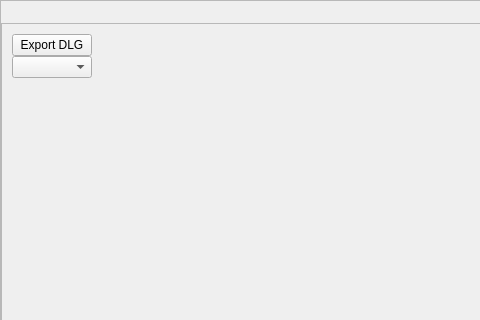
This is src/gui/ui/main.ui in LaM0uette/MyDLG as Qt 5 draws it before an edit; both pictures show x 0 to 480 and y 0 to 320 of the 1057 by 775 pixel window. The edited form follows.
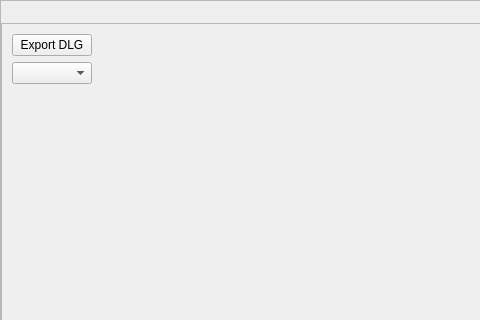
This is the edited form.

Commit message: MyDlg page accueil - ui - cb

What changed in the file:
```diff
--- a/src/gui/ui/main.ui
+++ b/src/gui/ui/main.ui
@@ -158,9 +158,12 @@
              <property name="bottomMargin">
               <number>10</number>
              </property>
-             <property name="spacing">
+             <property name="horizontalSpacing">
               <number>0</number>
              </property>
+             <property name="verticalSpacing">
+              <number>6</number>
+             </property>
              <item row="0" column="1">
               <spacer name="horizontalSpacer_3">
                <property name="orientation">
```
The commit also changes 3 other files.
